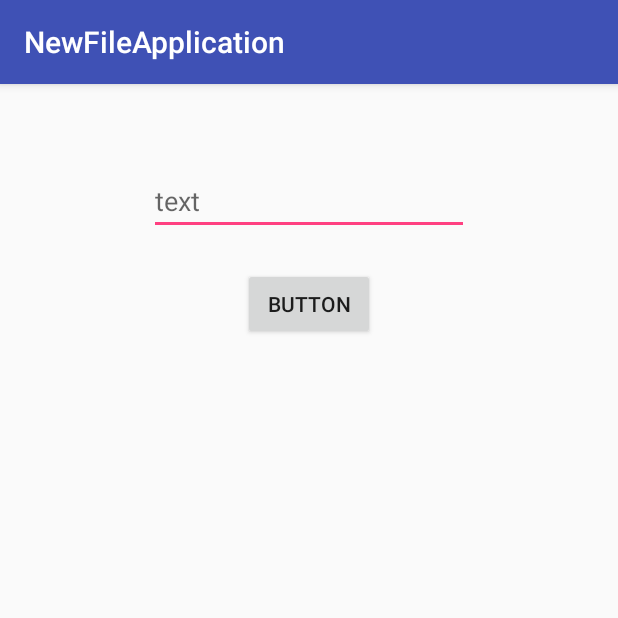
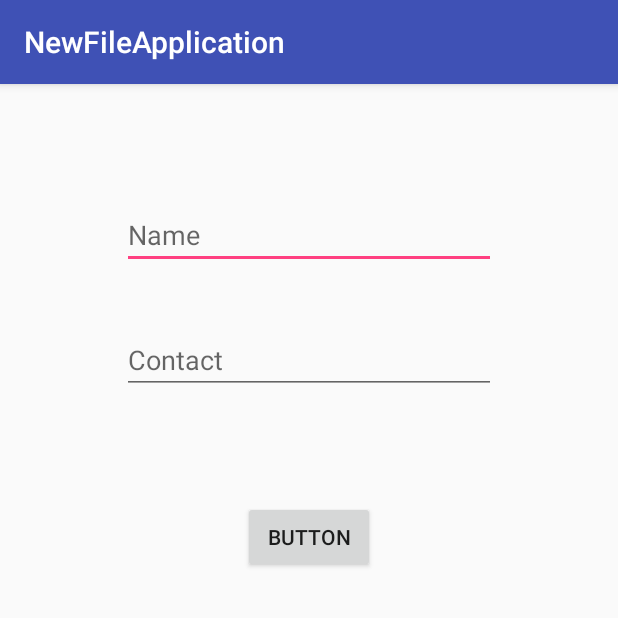
Before and after one commit to MumAroi/android-test, an Android app: the screen it shows after launch (MainActivity), after a tap on "BUTTON", on a phone screen of 412 x 824 dp, the top half of it. Run offline under Robolectric (Android 15) with nearby library versions, the phone set to English and light mode, and no system bars; our stand-ins replace Firebase (no records; nobody signed in at launch, a user with empty details on screens opened directly).

Commit message:
update push  data on firebase

```diff
--- a/NewFileApplication/app/src/main/java/com/example/paramas_wae/newfileapplication/MainActivity.java
+++ b/NewFileApplication/app/src/main/java/com/example/paramas_wae/newfileapplication/MainActivity.java
@@ -54,8 +54,24 @@ public class MainActivity extends AppCompatActivity {
             myRef.setValue(message);
             */
         //-- end step 1 --//
-        EditText editText = (EditText) findViewById(R.id.editText);
+        //-- step 2 --//
+            /*EditText editText = (EditText) findViewById(R.id.editText);
             myRef = database.getReference("User");
             myRef.child("Name").push().setValue(editText.getText().toString());
+            */
+        //-- end step 2 --//
+        //-- step 3 --//
+            /*EditText editName = (EditText) findViewById(R.id.name);
+            EditText editContact = (EditText) findViewById(R.id.contact);
+
+            String child = editName.getText().toString();
+            //  .child(child) -> สร้าง key child ใหม่ขึ้นมา
+            //  .getReference("User") -> เป็นการ get key data ที่มีอยู่แล้ว
+            myRef = database.getReference("User").child(child);
+
+            myRef.child("Name").setValue(editName.getText().toString());
+            myRef.child("Contact").setValue(editContact.getText().toString());
+            */
+        //-- end step 3 --//
     }
 }
--- a/NewFileApplication/app/src/main/res/layout/activity_main.xml
+++ b/NewFileApplication/app/src/main/res/layout/activity_main.xml
@@ -17,25 +17,30 @@
         app:layout_constraintRight_toRightOf="parent"
         app:layout_constraintLeft_toLeftOf="parent"
         android:onClick="buttonClicked"
-        tools:layout_constraintTop_creator="1"
-        android:layout_marginTop="22dp"
-        app:layout_constraintTop_toBottomOf="@+id/editText"
-        tools:layout_constraintRight_creator="1"
-        tools:layout_constraintLeft_creator="1" />
+        android:layout_marginTop="71dp"
+        app:layout_constraintTop_toBottomOf="@+id/contact" />
 
     <EditText
-        android:id="@+id/editText"
-        android:layout_width="wrap_content"
+        android:id="@+id/name"
+        android:layout_width="249dp"
         android:layout_height="wrap_content"
         android:ems="10"
         android:inputType="textPersonName"
-        android:hint="text"
+        android:hint="Name"
         app:layout_constraintRight_toRightOf="parent"
         app:layout_constraintLeft_toLeftOf="parent"
         app:layout_constraintTop_toTopOf="parent"
-        android:layout_marginTop="55dp"
-        tools:layout_constraintRight_creator="1"
-        tools:layout_constraintLeft_creator="1" />
+        android:layout_marginTop="78dp" />
+
+    <EditText
+        android:layout_width="249dp"
+        android:layout_height="wrap_content"
+        app:layout_constraintRight_toRightOf="parent"
+        app:layout_constraintLeft_toLeftOf="parent"
+        android:hint="Contact"
+        android:layout_marginTop="38dp"
+        app:layout_constraintTop_toBottomOf="@+id/name"
+        android:id="@+id/contact" />
 
         <TextView
             android:id="@+id/textView"
@@ -45,6 +50,5 @@
             android:layout_marginTop="57dp"
             app:layout_constraintTop_toBottomOf="@+id/bntClicked"
             app:layout_constraintLeft_toLeftOf="parent"
-            app:layout_constraintRight_toRightOf="parent"
-            tools:layout_editor_absoluteX="133dp" />
+            app:layout_constraintRight_toRightOf="parent" />
 </android.support.constraint.ConstraintLayout>
```
Lines whose indentation alone changed are shown as unchanged.
